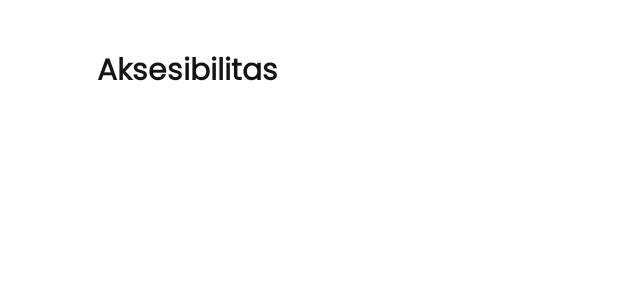
After one commit to ArbalestX7/Evoria-LRClass, an Android app: the layout custom_title_dialog.xml on its own in the app's theme, with its tools: preview values and no code run, on a phone screen of 412 x 824 dp. The commit adds this screen. Shown: the top 300 px of the screen. Run offline under Robolectric (Android 15) with nearby library versions, the phone set to English and light mode, and no system bars.

Commit message:
(Update) Add Pop Up Dialog Aksesibilitas

```diff
--- /dev/null
+++ b/app/src/main/res/layout/custom_title_dialog.xml
@@ -0,0 +1,15 @@
+<TextView
+    xmlns:android="http://schemas.android.com/apk/res/android"
+    android:id="@+id/tv_popup_title"
+    android:gravity="center"
+    style="@style/text_content"
+    android:paddingTop="16dp"
+    android:paddingBottom="8dp"
+    android:layout_width="250dp"
+    android:layout_height="wrap_content"
+    android:layout_centerHorizontal="true"
+    android:layout_marginTop="16dp"
+    android:text="@string/title_pop"
+    android:textAlignment="center"
+    android:textSize="20sp"
+    android:textStyle="bold" />
```
Also changed, not shown: app/src/main/java/com/macro4evoria/listenersreaders_class/view/FirstTimeDialogManager.kt (added, +18 -0 lines), app/src/main/java/com/macro4evoria/listenersreaders_class/view/activity/RoleActivity.kt (+30 -1 lines), app/src/main/res/values-night/themes.xml (+12 -0 lines), app/src/main/res/values/strings.xml (+7 -1 lines).
